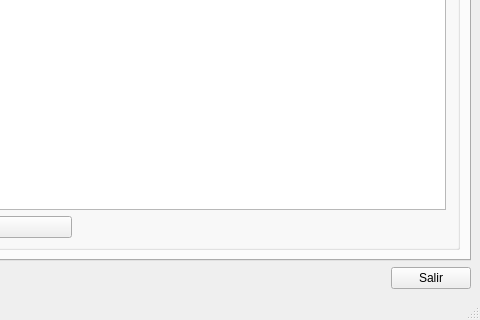
First picture: the form in cliente/branches/cliente-gae/adminpanel/AdminPanelUI.ui, repository AviFix/Kerberus-Control-Parental, before the edit; both pictures show x 324 to 804 and y 497 to 817 of the 804 by 817 pixel window.
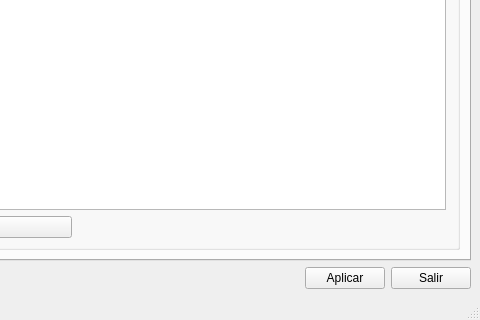
Second picture: the form after the edit.

The edit to the form file:
```diff
--- a/cliente/branches/cliente-gae/adminpanel/AdminPanelUI.ui
+++ b/cliente/branches/cliente-gae/adminpanel/AdminPanelUI.ui
@@ -15,7 +15,7 @@
   </property>
   <widget class="QWidget" name="centralwidget">
    <layout class="QGridLayout" name="gridLayout_4">
-    <item row="0" column="0" colspan="2">
+    <item row="0" column="0" colspan="3">
      <widget class="QTabWidget" name="tabWidgetPermitidos">
       <property name="currentIndex">
        <number>0</number>
@@ -267,7 +267,7 @@
       </widget>
      </widget>
     </item>
-    <item row="2" column="1">
+    <item row="2" column="2">
      <widget class="QPushButton" name="botonCancelar">
       <property name="text">
        <string>Salir</string>
@@ -287,6 +287,13 @@
       </property>
      </spacer>
     </item>
+    <item row="2" column="1">
+     <widget class="QPushButton" name="botonGuardar">
+      <property name="text">
+       <string>Aplicar</string>
+      </property>
+     </widget>
+    </item>
    </layout>
   </widget>
   <widget class="QStatusBar" name="statusbar"/>
```
